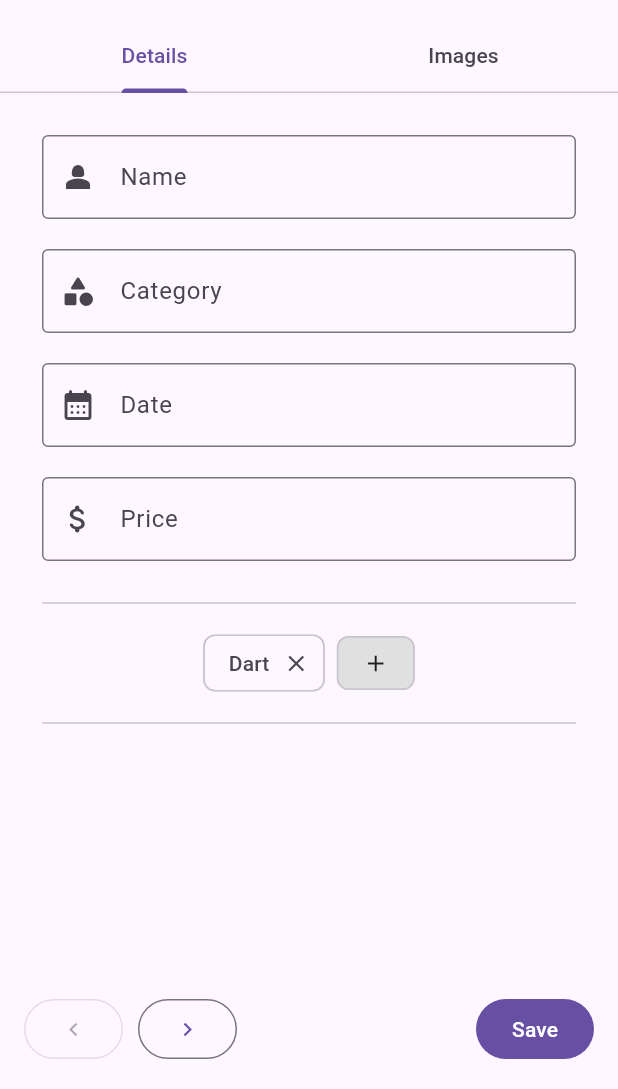
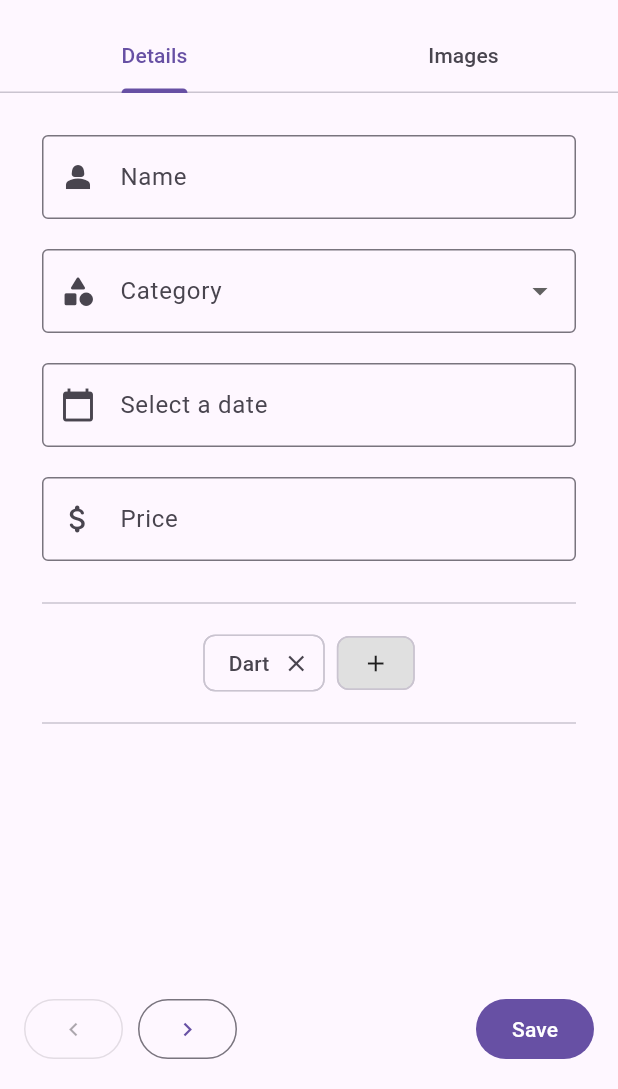
Before and after one commit to slatei/asset_manager, a Flutter app: the screen it shows after launch, after a tap on the "close" icon, on a phone screen of 412 x 824 dp, the part 147-1236 px from its top. Run offline on Flutter 3.47's test engine with Material 3 defaults, Android fonts, the phone set to English and light mode, and no system bars; our stand-ins replace cloud_firestore, firebase_auth, firebase_core, firebase_storage, image_picker; missing offline and left inert: firebase_ui_auth; accounts and stored records are empty.

Commit message:
feat: Input forms report back to asset state manager

```diff
--- a/lib/models/asset/asset.dart
+++ b/lib/models/asset/asset.dart
@@ -13,14 +13,13 @@ class Asset {
     List<String>? labels,
     String? notes,
   })  : _id = id,
-        _purchase = purchase,
         _room = room,
         labels = labels ?? [],
         _notes = notes;
 
   String name;
   final String _id;
-  Purchase? _purchase;
+  Purchase? purchase = Purchase();
   AssetCategory? category;
   AssetRoom? _room;
   List<String>? labels;
@@ -32,7 +31,6 @@ class Asset {
 
   // Getters
   String get id => _id;
-  Purchase? get purchase => _purchase;
   AssetRoom? get room => _room;
   String? get notes => _notes;
 
--- a/lib/models/asset/purchase.dart
+++ b/lib/models/asset/purchase.dart
@@ -1,13 +1,13 @@
 class Purchase {
   Purchase({
-    required this.price,
+    this.price,
     this.date,
     this.location,
   });
 
-  final double price;
-  final DateTime? date;
-  final String? location;
+  double? price;
+  DateTime? date;
+  String? location;
 
   Map<String, dynamic> get asMap => {
         "price": price.toString(),
--- /dev/null
+++ b/lib/screens/asset_management/category_dropdown.dart
@@ -0,0 +1,59 @@
+import 'package:asset_store/models/asset/category.dart';
+import 'package:flutter/material.dart';
+
+class CategoryDropdown extends StatefulWidget {
+  final Function(DefaultCategories? category) onChanged;
+
+  const CategoryDropdown({
+    required this.onChanged,
+    super.key,
+  });
+
+  @override
+  State<CategoryDropdown> createState() => _CategoryDropdownState();
+}
+
+class _CategoryDropdownState extends State<CategoryDropdown> {
+  DefaultCategories? _selectedCategory;
+
+  @override
+  Widget build(BuildContext context) {
+    return DropdownButtonFormField<DefaultCategories>(
+      value: _selectedCategory,
+      decoration: InputDecoration(
+        prefixIcon: _selectedCategory != null
+            ? Icon(_selectedCategory?.category.icon)
+            : const Icon(Icons.category_rounded),
+        labelText: 'Category',
+        border: const OutlineInputBorder(),
+      ),
+      icon: const Icon(Icons.arrow_drop_down),
+      elevation: 16,
+      style: const TextStyle(color: Colors.deepPurple),
+      // onChanged: widget.onChanged,
+      onChanged: (DefaultCategories? newValue) {
+        setState(() {
+          _selectedCategory = newValue;
+        });
+        widget.onChanged(newValue);
+      },
+      items: DefaultCategories.values.map((DefaultCategories category) {
+        return DropdownMenuItem<DefaultCategories>(
+          value: category,
+          child: Row(
+            children: [
+              if (category.category.icon != null) Icon(category.category.icon),
+              const SizedBox(width: 8),
+              Text(category.category.name),
+            ],
+          ),
+        );
+      }).toList(),
+      selectedItemBuilder: (BuildContext context) {
+        return DefaultCategories.values.map((DefaultCategories category) {
+          return Text(category.category.name);
+        }).toList();
+      },
+    );
+  }
+}
--- /dev/null
+++ b/lib/screens/asset_management/date_picker.dart
@@ -0,0 +1,57 @@
+import 'package:flutter/material.dart';
+import 'package:intl/intl.dart';
+
+class AssetDatePicker extends StatefulWidget {
+  const AssetDatePicker({
+    super.key,
+    required this.onChanged,
+  });
+
+  final Function(DateTime? picked) onChanged;
+
+  @override
+  State<AssetDatePicker> createState() => _AssetDatePickerState();
+}
+
+class _AssetDatePickerState extends State<AssetDatePicker> {
+  DateTime? _purchaseDate;
+
+  Future<void> _selectDate(BuildContext context) async {
+    final DateTime? picked = await showDatePicker(
+      context: context,
+      initialDate: DateTime.now(),
+      firstDate: DateTime(1900),
+      lastDate: DateTime.now().add(const Duration(days: 365 * 3)),
+    );
+    if (picked != null && picked != _purchaseDate) {
+      setState(() {
+        _purchaseDate = picked;
+      });
+      widget.onChanged(picked);
+    }
+  }
+
+  @override
+  Widget build(BuildContext context) {
+    return GestureDetector(
+      onTap: () => _selectDate(context),
+      child: AbsorbPointer(
+        child: TextFormField(
+          decoration: InputDecoration(
+            prefixIcon: const Icon(Icons.calendar_today),
+            labelText: _purchaseDate == null
+                ? 'Select a date'
+                : DateFormat.yMMMd().format(_purchaseDate!),
+            border: const OutlineInputBorder(),
+          ),
+          validator: (value) {
+            return null; // No validation for optional field
+          },
+          onSaved: (value) {
+            // No action needed as _purchaseDate is set directly by _selectDate
+          },
+        ),
+      ),
+    );
+  }
+}
--- a/lib/screens/asset_management/manage_asset_detail.dart
+++ b/lib/screens/asset_management/manage_asset_detail.dart
@@ -1,5 +1,7 @@
 import 'package:asset_store/models/asset/asset.dart';
 import 'package:asset_store/models/asset/category.dart';
+import 'package:asset_store/screens/asset_management/category_dropdown.dart';
+import 'package:asset_store/screens/asset_management/date_picker.dart';
 import 'package:asset_store/screens/asset_management/manage_asset_labels.dart';
 import 'package:flutter/material.dart';
 
@@ -25,7 +27,7 @@ class _ManageAssetDetailState extends State<ManageAssetDetail>
   late Asset localAsset;
 
   final _nameController = TextEditingController();
-  final _categoryController = TextEditingController();
+  final _priceController = TextEditingController();
 
   List<String> labels = ['Flutter', 'Dart'];
 
@@ -36,12 +38,9 @@ class _ManageAssetDetailState extends State<ManageAssetDetail>
     // Initialize the local asset with the passed-in asset
     localAsset = widget.asset;
 
-    _nameController.text = localAsset.name;
-    _categoryController.text = localAsset.category?.toString() ?? '';
-
     // Add listeners to update the local asset and notify the parent
     _nameController.addListener(_updateName);
-    _categoryController.addListener(_updateCategory);
+    _priceController.addListener(_updatePrice);
   }
 
   void _updateName() {
@@ -51,9 +50,23 @@ class _ManageAssetDetailState extends State<ManageAssetDetail>
     widget.onUpdate(localAsset);
   }
 
-  void _updateCategory() {
+  void _updatePrice() {
     setState(() {
-      localAsset.category = AssetCategory(name: _categoryController.text);
+      localAsset.purchase?.price = double.parse(_priceController.text);
+    });
+    widget.onUpdate(localAsset);
+  }
+
+  void _updateCategory(DefaultCategories? selectedCategory) {
+    setState(() {
+      localAsset.category = selectedCategory?.category;
+    });
+    widget.onUpdate(localAsset);
+  }
+
+  void _updateDate(DateTime? dateTime) {
+    setState(() {
+      localAsset.purchase?.date = dateTime;
     });
     widget.onUpdate(localAsset);
   }
@@ -69,7 +82,7 @@ class _ManageAssetDetailState extends State<ManageAssetDetail>
   @override
   void dispose() {
     _nameController.dispose();
-    _categoryController.dispose();
+    _priceController.dispose();
     super.dispose();
   }
 
@@ -97,29 +110,19 @@ class _ManageAssetDetailState extends State<ManageAssetDetail>
               const SizedBox(height: 20),
 
               // Asset category
-              TextField(
-                controller: _categoryController,
-                decoration: const InputDecoration(
-                  prefixIcon: Icon(Icons.category_rounded),
-                  label: Text('Category'),
-                  border: OutlineInputBorder(),
-                ),
+              CategoryDropdown(
+                onChanged: _updateCategory,
               ),
               const SizedBox(height: 20),
 
               // Asset date
-              const TextField(
-                decoration: InputDecoration(
-                  prefixIcon: Icon(Icons.calendar_month_rounded),
-                  label: Text('Date'),
-                  border: OutlineInputBorder(),
-                ),
-              ),
+              AssetDatePicker(onChanged: _updateDate),
               const SizedBox(height: 20),
 
               // Asset price
-              const TextField(
-                decoration: InputDecoration(
+              TextField(
+                controller: _priceController,
+                decoration: const InputDecoration(
                   prefixIcon: Icon(Icons.attach_money_rounded),
                   label: Text('Price'),
                   border: OutlineInputBorder(),
--- a/lib/screens/asset_management/manage_asset_labels.dart
+++ b/lib/screens/asset_management/manage_asset_labels.dart
@@ -4,8 +4,11 @@ class ManageAssetLabels extends StatefulWidget {
   final List<String> labels;
   final Function(List<String>) onLabelsChanged;
 
-  const ManageAssetLabels(
-      {required this.labels, required this.onLabelsChanged, super.key});
+  const ManageAssetLabels({
+    required this.labels,
+    required this.onLabelsChanged,
+    super.key,
+  });
 
   @override
   State<ManageAssetLabels> createState() => _ManageAssetLabelsState();
```
